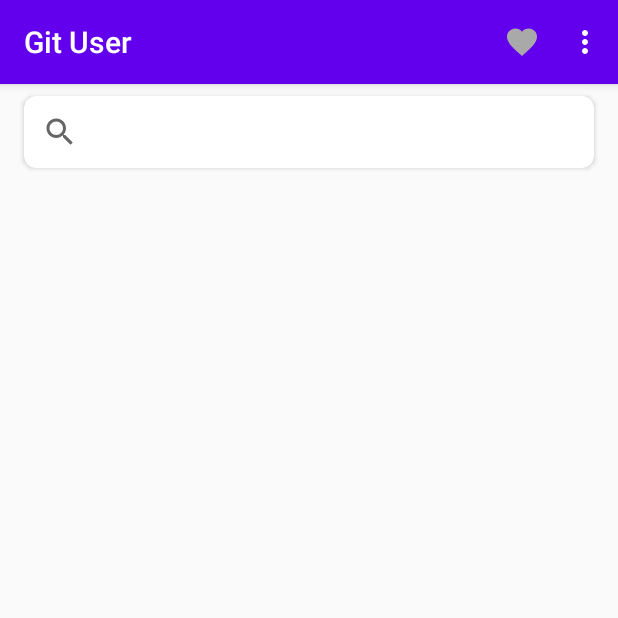
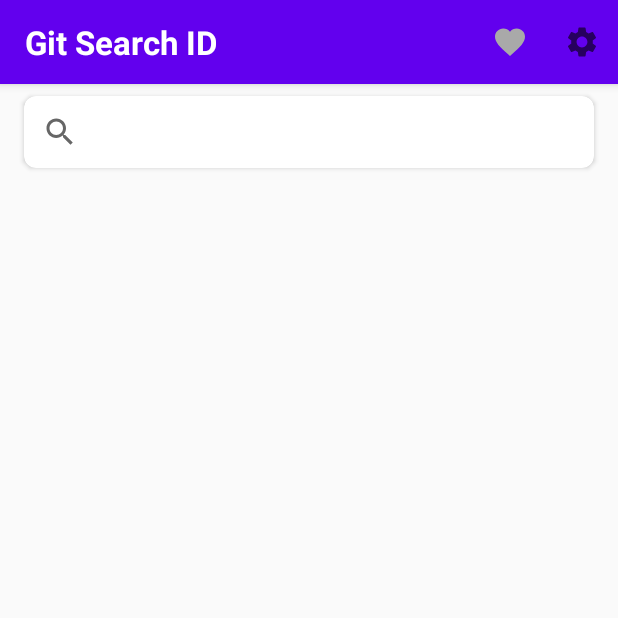
Before and after one commit to alankurniadi12/GithubUser, an Android app: the screen it shows after launch (MainActivity), on a phone screen of 412 x 824 dp, the top half of it. Run offline under Robolectric (Android 15) with nearby library versions, the phone set to English and light mode, and no system bars; libraries missing offline, so code that uses them is left out: com.loopj.android, cz.msebera.android; pictures from the network do not load.

Commit message:
Add customeBar and change icon setting

```diff
--- a/app/src/main/java/com/example/githubuserfinalbfaa/home/MainActivity.kt
+++ b/app/src/main/java/com/example/githubuserfinalbfaa/home/MainActivity.kt
@@ -30,6 +30,8 @@
     override fun onCreate(savedInstanceState: Bundle?) {
         super.onCreate(savedInstanceState)
         setContentView(R.layout.activity_main)
+
+        setSupportActionBar(toolbar_main)
 
         resultAdapter = ResultAdapter()
         resultAdapter.notifyDataSetChanged()
--- /dev/null
+++ b/app/src/main/res/drawable/ic_settings_24.xml
@@ -0,0 +1,10 @@
+<vector xmlns:android="http://schemas.android.com/apk/res/android"
+    android:width="24dp"
+    android:height="24dp"
+    android:viewportWidth="24"
+    android:viewportHeight="24"
+    android:tint="?attr/colorControlNormal">
+  <path
+      android:fillColor="@android:color/white"
+      android:pathData="M19.14,12.94c0.04,-0.3 0.06,-0.61 0.06,-0.94c0,-0.32 -0.02,-0.64 -0.07,-0.94l2.03,-1.58c0.18,-0.14 0.23,-0.41 0.12,-0.61l-1.92,-3.32c-0.12,-0.22 -0.37,-0.29 -0.59,-0.22l-2.39,0.96c-0.5,-0.38 -1.03,-0.7 -1.62,-0.94L14.4,2.81c-0.04,-0.24 -0.24,-0.41 -0.48,-0.41h-3.84c-0.24,0 -0.43,0.17 -0.47,0.41L9.25,5.35C8.66,5.59 8.12,5.92 7.63,6.29L5.24,5.33c-0.22,-0.08 -0.47,0 -0.59,0.22L2.74,8.87C2.62,9.08 2.66,9.34 2.86,9.48l2.03,1.58C4.84,11.36 4.8,11.69 4.8,12s0.02,0.64 0.07,0.94l-2.03,1.58c-0.18,0.14 -0.23,0.41 -0.12,0.61l1.92,3.32c0.12,0.22 0.37,0.29 0.59,0.22l2.39,-0.96c0.5,0.38 1.03,0.7 1.62,0.94l0.36,2.54c0.05,0.24 0.24,0.41 0.48,0.41h3.84c0.24,0 0.44,-0.17 0.47,-0.41l0.36,-2.54c0.59,-0.24 1.13,-0.56 1.62,-0.94l2.39,0.96c0.22,0.08 0.47,0 0.59,-0.22l1.92,-3.32c0.12,-0.22 0.07,-0.47 -0.12,-0.61L19.14,12.94zM12,15.6c-1.98,0 -3.6,-1.62 -3.6,-3.6s1.62,-3.6 3.6,-3.6s3.6,1.62 3.6,3.6S13.98,15.6 12,15.6z"/>
+</vector>
--- a/app/src/main/res/layout/activity_main.xml
+++ b/app/src/main/res/layout/activity_main.xml
@@ -5,6 +5,40 @@
     android:layout_width="match_parent"
     android:layout_height="match_parent"
     tools:context=".home.MainActivity">
+
+    <com.google.android.material.appbar.AppBarLayout
+        android:id="@+id/appBar"
+        style="@style/AppTheme.AppBarOverlay"
+        android:layout_width="match_parent"
+        android:layout_height="?attr/actionBarSize"
+        app:layout_constraintBottom_toBottomOf="parent"
+        app:layout_constraintEnd_toEndOf="parent"
+        app:layout_constraintStart_toStartOf="parent"
+        app:layout_constraintTop_toTopOf="parent"
+        app:layout_constraintVertical_bias="0.0">
+
+        <androidx.appcompat.widget.Toolbar
+            android:id="@+id/toolbar_main"
+            android:layout_width="match_parent"
+            android:layout_height="match_parent"
+            app:popupTheme="@style/AppTheme.PopupOverlay">
+            <LinearLayout
+                android:layout_width="match_parent"
+                android:layout_height="wrap_content"
+                android:orientation="horizontal">
+                <TextView
+                    android:id="@+id/tv_title_main"
+                    style="@style/TextMain"
+                    android:layout_width="wrap_content"
+                    android:layout_height="wrap_content"
+                    android:textAlignment="center"
+                    android:text="Git Search ID"/>
+            </LinearLayout>
+
+        </androidx.appcompat.widget.Toolbar>
+
+    </com.google.android.material.appbar.AppBarLayout>
+
 
     <androidx.cardview.widget.CardView
         android:id="@+id/inputText"
@@ -17,8 +51,9 @@
         app:layout_constraintBottom_toBottomOf="parent"
         app:layout_constraintEnd_toEndOf="parent"
         app:layout_constraintStart_toStartOf="parent"
-        app:layout_constraintTop_toTopOf="parent"
+        app:layout_constraintTop_toBottomOf="@+id/appBar"
         app:layout_constraintVertical_bias="0.0">
+
         <SearchView
             android:id="@+id/search"
             android:layout_width="match_parent"
--- a/app/src/main/res/menu/options_menu.xml
+++ b/app/src/main/res/menu/options_menu.xml
@@ -9,5 +9,7 @@
         app:showAsAction="collapseActionView|ifRoom"/>
     <item
         android:id="@+id/menu_setting"
+        android:icon="@drawable/ic_settings_24"
+        app:showAsAction="collapseActionView|ifRoom"
         android:title="@string/menu_setting"/>
 </menu>
--- a/app/src/main/res/values/colors.xml
+++ b/app/src/main/res/values/colors.xml
@@ -7,4 +7,5 @@
 
     <color name="colorTextTertiary">#EFEFEF</color>
     <color name="colorWhite">#FFFFFF</color>
+    <!--<color name="colorTextMain">#B8B8B8</color>-->
 </resources>
--- a/app/src/main/res/values/styles.xml
+++ b/app/src/main/res/values/styles.xml
@@ -1,11 +1,20 @@
 <resources>
 
     <!-- Base application theme. -->
-    <style name="AppTheme" parent="Theme.AppCompat.Light.DarkActionBar">
+    <style name="AppTheme" parent="Theme.AppCompat.Light.NoActionBar">
         <!-- Customize your theme here. -->
         <item name="colorPrimary">@color/colorPrimary</item>
         <item name="colorPrimaryDark">@color/colorPrimaryDark</item>
         <item name="colorAccent">@color/colorAccent</item>
     </style>
 
+    <style name="AppTheme.AppBarOverlay" parent="ThemeOverlay.AppCompat.Dark.ActionBar" />
+    <style name="AppTheme.PopupOverlay" parent="ThemeOverlay.AppCompat.Light" />
+
+    <style name="TextMain">
+        <item name="android:textSize">22sp</item>
+        <item name="android:textStyle">bold</item>
+        <item name="android:textColor">@color/colorWhite</item>
+    </style>
+
 </resources>
```
